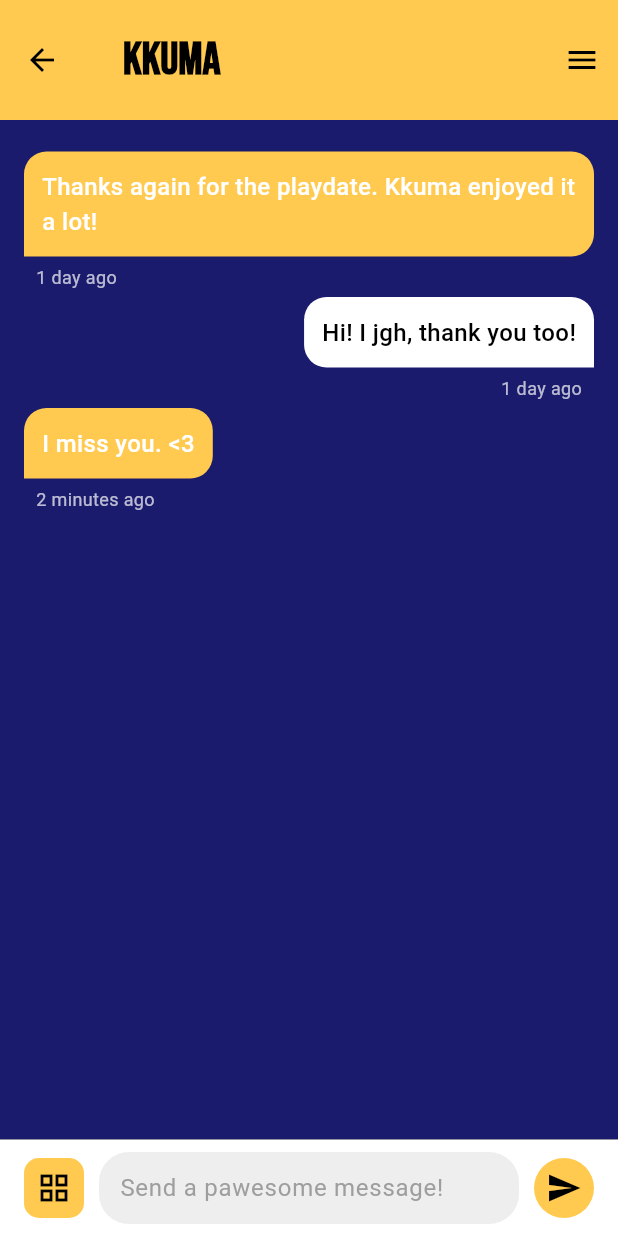
After one commit to deinslejan/final_project_petpals, a Flutter app: the ChatScreen screen opened directly, on a phone screen of 412 x 824 dp. The commit adds this screen. Run offline on Flutter 3.47's test engine with Material 3 defaults, Android fonts, the light colour scheme and no system bars; our stand-ins replace google_fonts.

Commit message:
MODIFICATIONS: - developersPage.dart - chats.dart - chatPage.dart (navigation from chatPage to chats)
NOTES:
- add hamburger menu on developer's page

```diff
--- /dev/null
+++ b/lib/pages/chats.dart
@@ -0,0 +1,219 @@
+import 'package:flutter/material.dart';
+
+class ChatScreen extends StatefulWidget {
+  @override
+  _ChatScreenState createState() => _ChatScreenState();
+}
+
+class _ChatScreenState extends State<ChatScreen> {
+  final List<Map<String, dynamic>> _messages = [
+    {
+      "message": "Thanks again for the playdate. Kkuma enjoyed it a lot!",
+      "isSender": false,
+      "timestamp": "1 day ago"
+    },
+    {
+      "message": "Hi! I jgh, thank you too!",
+      "isSender": true,
+      "timestamp": "1 day ago"
+    },
+    {
+      "message": "I miss you. <3",
+      "isSender": false,
+      "timestamp": "2 minutes ago"
+    },
+  ];
+
+  final TextEditingController _messageController = TextEditingController();
+
+  void _sendMessage() {
+    if (_messageController.text.trim().isNotEmpty) {
+      setState(() {
+        _messages.add({
+          "message": _messageController.text.trim(),
+          "isSender": true,
+          "timestamp": "Just now"
+        });
+      });
+      _messageController.clear();
+    }
+  }
+
+  @override
+  Widget build(BuildContext context) {
+    return Scaffold(
+      backgroundColor: const Color(0xFF1A1B6C),
+      appBar: AppBar(
+        toolbarHeight: 80,
+        backgroundColor: const Color(0xFFFFCA4F),
+        leading: IconButton(
+          icon: const Icon(Icons.arrow_back, color: Colors.black),
+          onPressed: () {
+            Navigator.pop(context);
+          },
+        ),
+        title: Row(
+          children: const [
+            SizedBox(width: 10), // Space between back button and title
+            Text(
+              "KKUMA",
+              style: TextStyle(
+                fontSize: 30,
+                color: Colors.black,
+                fontWeight: FontWeight.bold,
+                fontFamily: 'Bebas Neue',
+              ),
+            ),
+          ],
+        ),
+        centerTitle: false, // Left-align title
+        actions: [
+          IconButton(
+            icon: const Icon(Icons.menu, color: Colors.black),
+            onPressed: () {
+              // Add hamburger menu functionality
+            },
+          ),
+        ],
+      ),
+      body: Column(
+        children: [
+          Expanded(
+            child: ListView.builder(
+              padding: const EdgeInsets.all(16.0),
+              itemCount: _messages.length,
+              itemBuilder: (context, index) {
+                final message = _messages[index];
+                return ChatBubble(
+                  message: message['message'],
+                  isSender: message['isSender'],
+                  timestamp: message['timestamp'],
+                );
+              },
+            ),
+          ),
+          ChatInput(
+            controller: _messageController,
+            onSend: _sendMessage,
+          ),
+        ],
+      ),
+    );
+  }
+}
+
+class ChatBubble extends StatelessWidget {
+  final String message;
+  final bool isSender;
+  final String timestamp;
+
+  const ChatBubble({
+    required this.message,
+    required this.isSender,
+    required this.timestamp,
+  });
+
+  @override
+  Widget build(BuildContext context) {
+    return Column(
+      crossAxisAlignment: isSender ? CrossAxisAlignment.end : CrossAxisAlignment.start,
+      children: [
+        Container(
+          margin: const EdgeInsets.symmetric(vertical: 5.0),
+          padding: const EdgeInsets.all(12.0),
+          decoration: BoxDecoration(
+            color: isSender ? Colors.white : const Color(0xFFFFCA4F),
+            borderRadius: BorderRadius.only(
+              topLeft: const Radius.circular(15),
+              topRight: const Radius.circular(15),
+              bottomLeft: Radius.circular(isSender ? 15 : 0),
+              bottomRight: Radius.circular(isSender ? 0 : 15),
+            ),
+          ),
+          child: Text(
+            message,
+            style: TextStyle(
+              fontSize: 16,
+              color: isSender ? Colors.black : Colors.white,
+              fontWeight: FontWeight.w500,
+            ),
+          ),
+        ),
+        Padding(
+          padding: const EdgeInsets.symmetric(horizontal: 8.0),
+          child: Text(
+            timestamp,
+            style: const TextStyle(
+              fontSize: 12,
+              color: Colors.white70,
+            ),
+          ),
+        ),
+      ],
+    );
+  }
+}
+
+class ChatInput extends StatelessWidget {
+  final TextEditingController controller;
+  final VoidCallback onSend;
+
+  const ChatInput({
+    required this.controller,
+    required this.onSend,
+  });
+
+  @override
+  Widget build(BuildContext context) {
+    return Container(
+      padding: const EdgeInsets.symmetric(horizontal: 16.0, vertical: 8.0),
+      decoration: const BoxDecoration(
+        color: Colors.white,
+        border: Border(top: BorderSide(color: Colors.grey, width: 0.5)),
+      ),
+      child: Row(
+        children: [
+          Container(
+            height: 40,
+            width: 40,
+            decoration: BoxDecoration(
+              color: const Color(0xFFFFCA4F),
+              borderRadius: BorderRadius.circular(10),
+            ),
+            child: const Icon(Icons.grid_view, color: Colors.black),
+          ),
+          const SizedBox(width: 10),
+          Expanded(
+            child: TextField(
+              controller: controller,
+              decoration: InputDecoration(
+                hintText: "Send a pawesome message!",
+                hintStyle: const TextStyle(color: Colors.grey),
+                contentPadding: const EdgeInsets.symmetric(horizontal: 10.0),
+                border: OutlineInputBorder(
+                  borderRadius: BorderRadius.circular(20),
+                  borderSide: BorderSide.none,
+                ),
+                filled: true,
+                fillColor: Colors.grey[200],
+              ),
+            ),
+          ),
+          const SizedBox(width: 10),
+          GestureDetector(
+            onTap: onSend,
+            child: Container(
+              height: 40,
+              width: 40,
+              decoration: BoxDecoration(
+                color: const Color(0xFFFFCA4F),
+                borderRadius: BorderRadius.circular(20),
+              ),
+              child: const Icon(Icons.send, color: Colors.black),
+            ),
+          ),
+        ],
+      ),
+    );
+  }
+}
```
Also changed, not shown: lib/pages/chatPage.dart (+13 -3 lines), lib/pages/developersPage.dart (added, +177 -0 lines).
